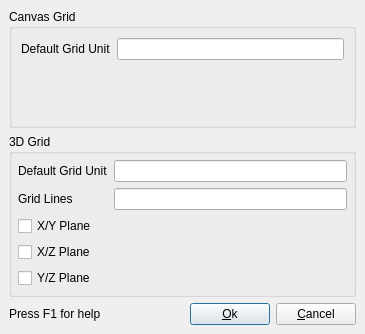
Qt form src/qtui/viewportsettings.ui (zturtleman/mm3d) before a commit.
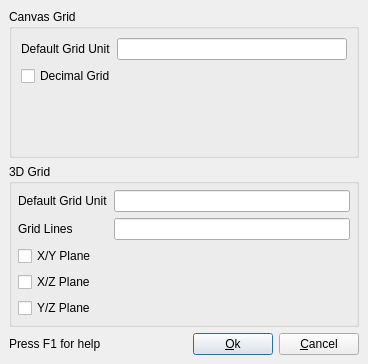
The same form after that commit.

Commit message: Added decimal grid patch from Dan Horák.

```diff
--- a/src/qtui/viewportsettings.ui
+++ b/src/qtui/viewportsettings.ui
@@ -5,8 +5,8 @@
    <rect>
     <x>0</x>
     <y>0</y>
-    <width>365</width>
-    <height>334</height>
+    <width>368</width>
+    <height>364</height>
    </rect>
   </property>
   <property name="windowTitle" >
@@ -54,6 +54,13 @@
         </item>
        </layout>
       </item>
+      <item>
+       <widget class="QCheckBox" name="m_grid_decimal" >
+        <property name="text" >
+         <string>Decimal Grid</string>
+        </property>
+       </widget>
+      </item>
       <item>
        <spacer>
         <property name="orientation" >
@@ -87,7 +94,19 @@
         <property name="margin" >
          <number>0</number>
         </property>
-        <property name="spacing" >
+        <property name="topMargin" >
+         <number>0</number>
+        </property>
+        <property name="rightMargin" >
+         <number>0</number>
+        </property>
+        <property name="bottomMargin" >
+         <number>0</number>
+        </property>
+        <property name="horizontalSpacing" >
+         <number>6</number>
+        </property>
+        <property name="verticalSpacing" >
          <number>6</number>
         </property>
         <item row="1" column="1" >
```
Left out of the diff: 77 changed lines with no effect on the pictures. The commit also changes 3 other files.
